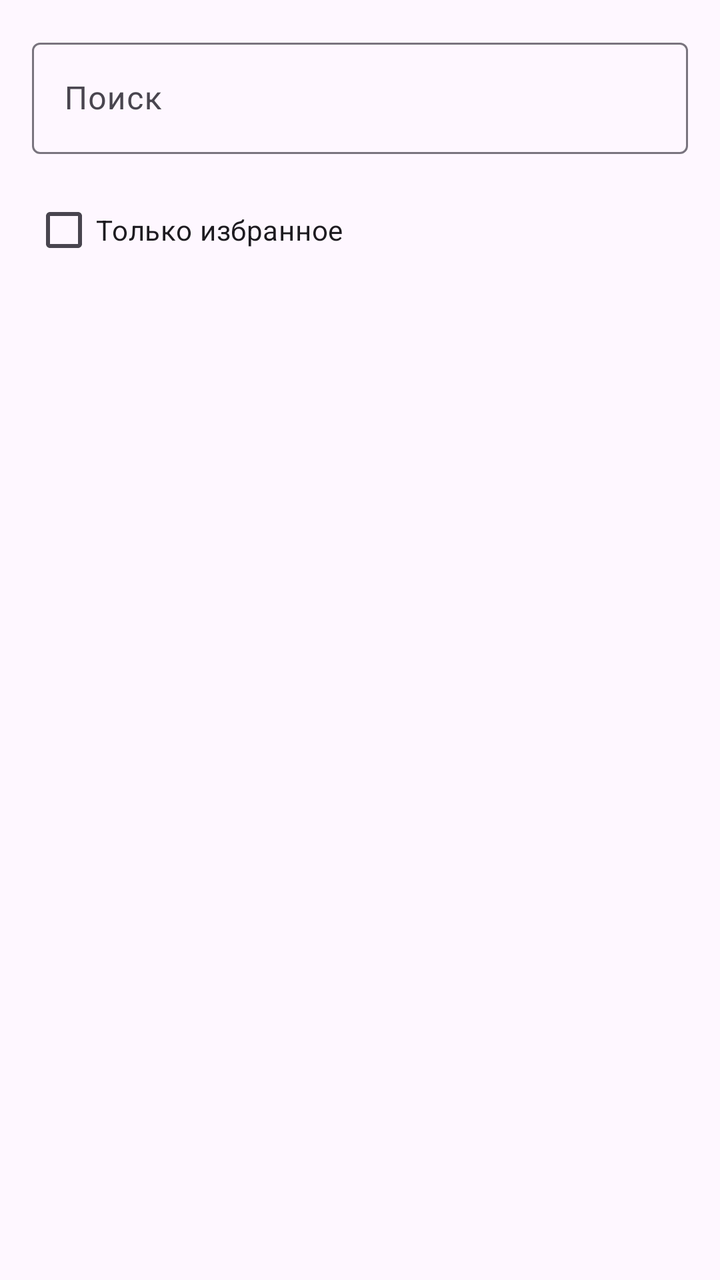
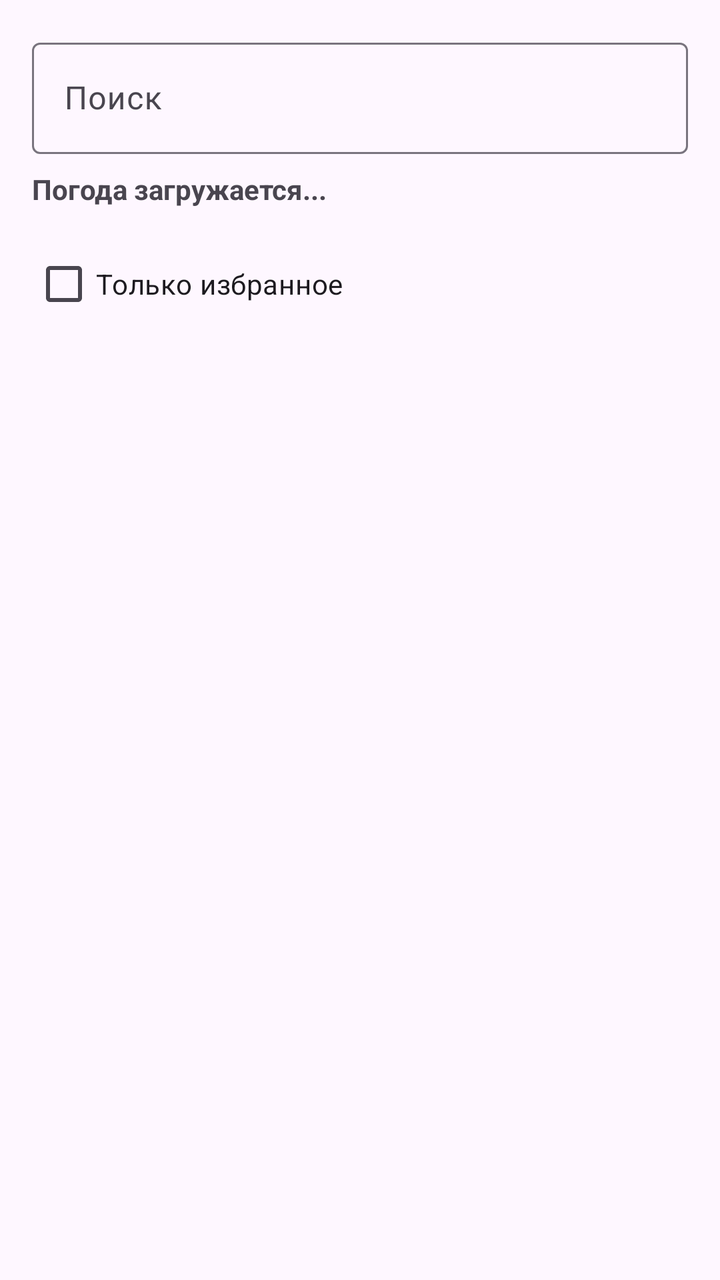

Screens rendered from an Android XML layout before and after an edit, with the pre-edit source and the edit as a unified diff.
<!-- AndroidManifest.xml: application theme Theme.Attractions -->
<!-- res/layout/fragment_attractions_list.xml -->
<?xml version="1.0" encoding="utf-8"?>
<LinearLayout xmlns:android="http://schemas.android.com/apk/res/android"
    xmlns:app="http://schemas.android.com/apk/res-auto"
    android:orientation="vertical"
    android:padding="16dp"
    android:layout_width="match_parent"
    android:layout_height="match_parent">

    <com.google.android.material.textfield.TextInputLayout
        android:layout_width="match_parent"
        android:layout_height="wrap_content"
        android:hint="Поиск">
        <com.google.android.material.textfield.TextInputEditText
            android:id="@+id/inputSearch"
            android:layout_width="match_parent"
            android:layout_height="wrap_content"
            android:imeOptions="actionSearch"
            android:singleLine="true" />
    </com.google.android.material.textfield.TextInputLayout>

    <com.google.android.material.chip.ChipGroup
        android:id="@+id/chipGroup"
        android:layout_width="match_parent"
        android:layout_height="wrap_content"
        android:layout_marginTop="8dp"
        app:singleSelection="true"
        app:selectionRequired="false"
        app:singleLine="true" />

    <CheckBox
        android:id="@+id/checkFavorites"
        android:layout_width="wrap_content"
        android:layout_height="wrap_content"
        android:layout_marginTop="6dp"
        android:text="Только избранное" />

    <androidx.recyclerview.widget.RecyclerView
        android:id="@+id/recycler"
        android:layout_width="match_parent"
        android:layout_height="0dp"
        android:layout_marginTop="8dp"
        android:layout_weight="1" />
</LinearLayout>
<!-- resources referenced by this layout -->
<resources>
  <style name="Theme.Attractions" parent="Theme.Material3.DayNight.NoActionBar">
          <item name="colorPrimary">@color/purple_500</item>
          <item name="colorPrimaryVariant">@color/purple_700</item>
          <item name="colorOnPrimary">@color/white</item>
      </style>
  <color name="purple_500">#FF6200EE</color>
  <color name="purple_700">#FF3700B3</color>
  <color name="white">#FFFFFFFF</color>
</resources>

<!-- the commit's change to res/layout/fragment_attractions_list.xml (unified diff, before → after) -->
@@ -17,6 +17,14 @@
             android:imeOptions="actionSearch"
             android:singleLine="true" />
     </com.google.android.material.textfield.TextInputLayout>
+
+    <TextView
+        android:id="@+id/weatherText"
+        android:layout_width="match_parent"
+        android:layout_height="wrap_content"
+        android:layout_marginTop="8dp"
+        android:text="Погода загружается..."
+        android:textStyle="bold" />
 
     <com.google.android.material.chip.ChipGroup
         android:id="@+id/chipGroup"
